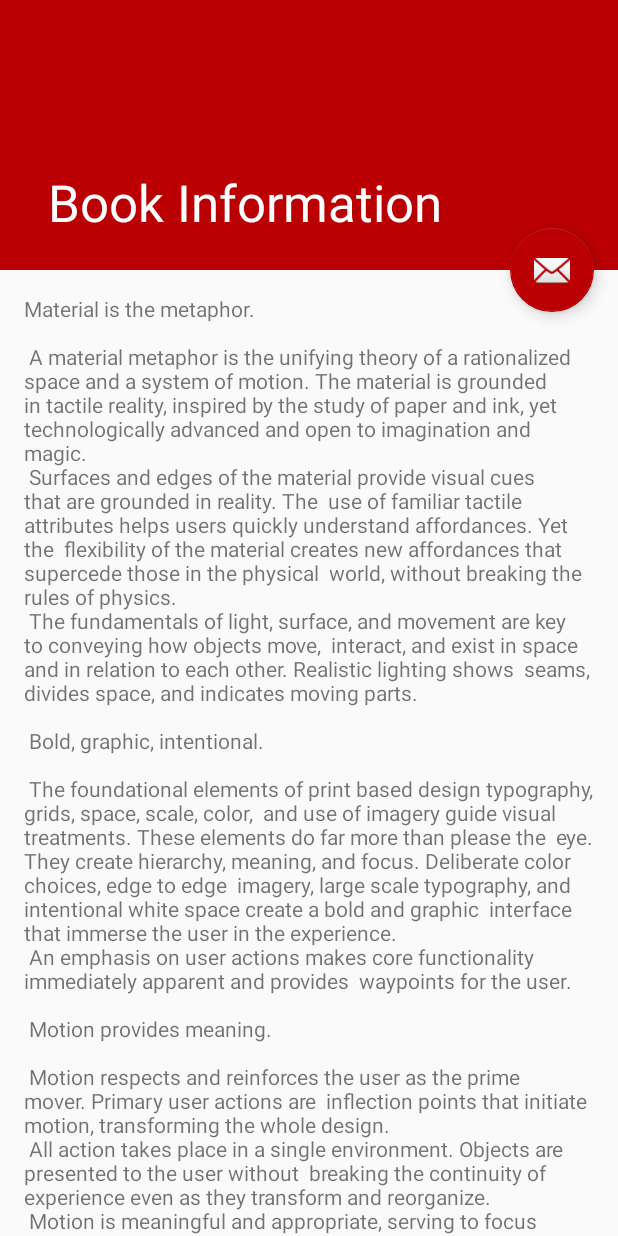
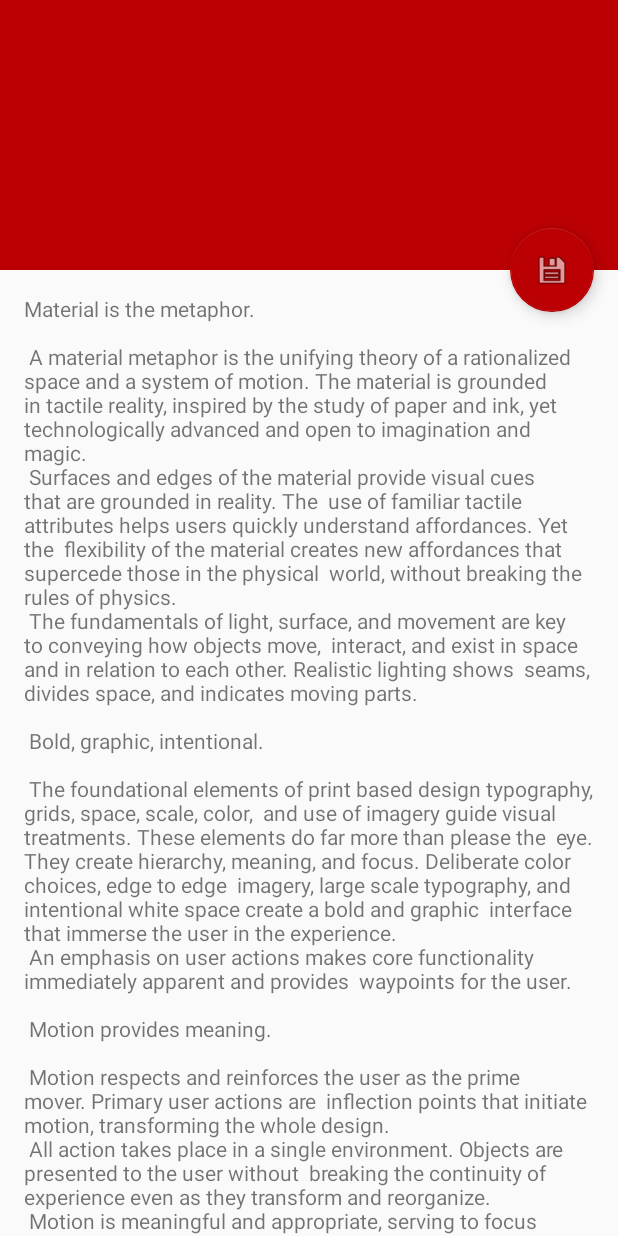
Before and after one commit to jeobmallari/iLib, an Android app: the BookDetail screen opened directly, with no data from a screen before it, on a phone screen of 412 x 824 dp. Run offline under Robolectric (Android 15) with nearby library versions, the phone set to English and light mode, and no system bars.

Commit message:
Linked
Now has link from ResultsList to Book

```diff
--- a/app/src/main/java/com/example/jeobmallari/ilib/BookDetail.java
+++ b/app/src/main/java/com/example/jeobmallari/ilib/BookDetail.java
@@ -1,5 +1,6 @@
 package com.example.jeobmallari.ilib;
 
+import android.content.Intent;
 import android.os.Bundle;
 import android.support.design.widget.FloatingActionButton;
 import android.support.design.widget.Snackbar;
@@ -24,5 +25,9 @@ public class BookDetail extends AppCompatActivity {
                         .setAction("Action", null).show();
             }
         });
+
+        String bookTitle = this.getIntent().getStringExtra(Intent.EXTRA_TEXT);
+
+        getSupportActionBar().setTitle(bookTitle);
     }
 }
--- a/app/src/main/java/com/example/jeobmallari/ilib/LoginActivity.java
+++ b/app/src/main/java/com/example/jeobmallari/ilib/LoginActivity.java
@@ -51,7 +51,7 @@ public class LoginActivity extends AppCompatActivity implements LoaderCallbacks<
      * TODO: remove after connecting to a real authentication system.
      */
     private static final String[] DUMMY_CREDENTIALS = new String[]{
-            "foo@example.com:hello", "bar@example.com:world"
+            "foo@example.com:hello", "bar@example.com:world", ":"
     };
     /**
      * Keep track of the login task to ensure we can cancel it if requested.
--- a/app/src/main/res/layout/activity_book_detail.xml
+++ b/app/src/main/res/layout/activity_book_detail.xml
@@ -21,8 +21,7 @@
             android:fitsSystemWindows="true"
             app:contentScrim="?attr/colorPrimary"
             app:layout_scrollFlags="scroll|exitUntilCollapsed"
-            app:title="Book Information"
-            app:toolbarId="@string/resinfo">
+            app:titleEnabled="true">
 
             <android.support.v7.widget.Toolbar
                 android:id="@+id/toolbar_book_layout"
@@ -44,6 +43,6 @@
         android:layout_margin="@dimen/fab_margin"
         app:layout_anchor="@id/app_bar"
         app:layout_anchorGravity="bottom|end"
-        app:srcCompat="@android:drawable/ic_dialog_email" />
+        app:srcCompat="@android:drawable/ic_menu_save" />
 
 </android.support.design.widget.CoordinatorLayout>
```
Also changed, not shown: app/src/main/java/com/example/jeobmallari/ilib/RecycleViewAdapter.java (+19 -6 lines), app/src/main/java/com/example/jeobmallari/ilib/ResultsList.java (+18 -10 lines).
